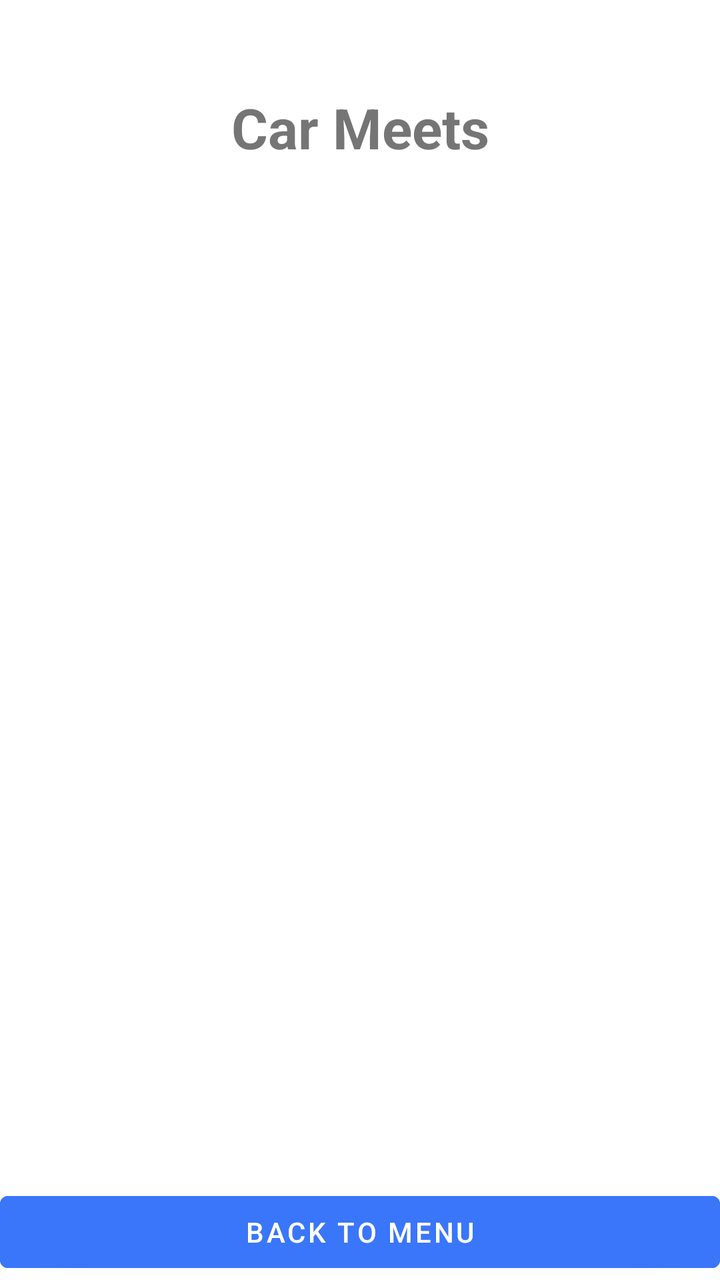
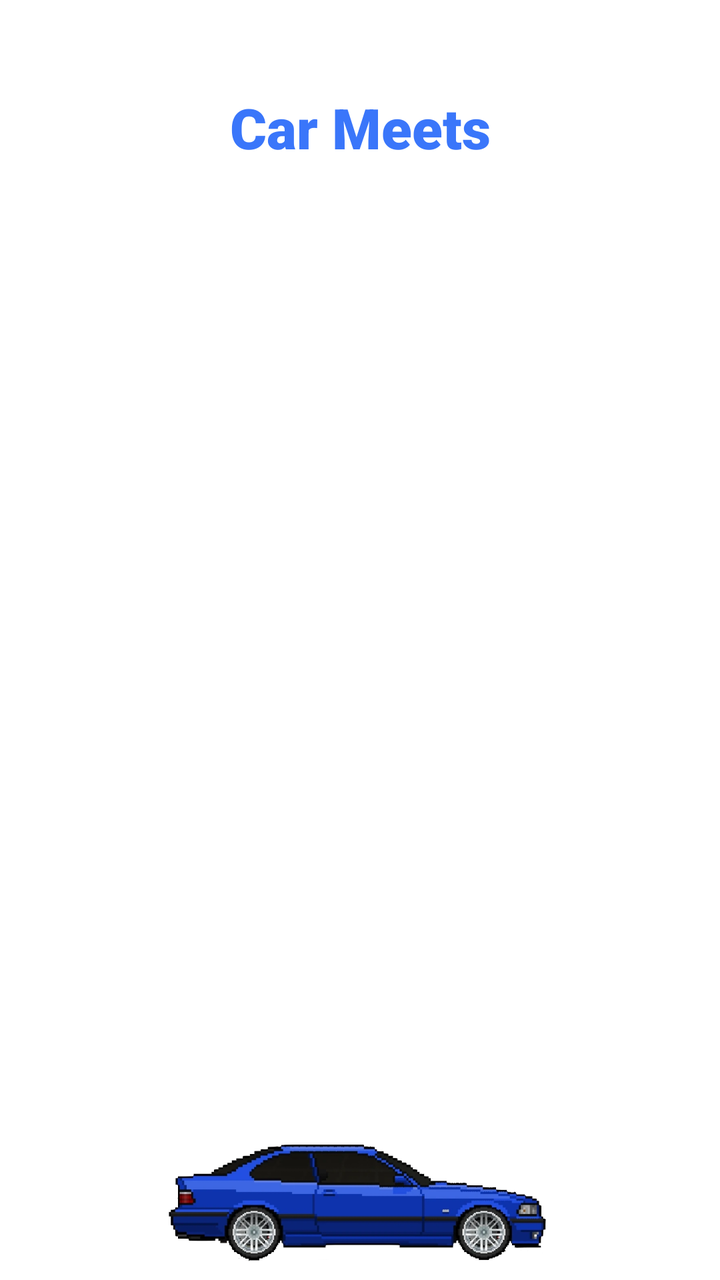

Two renders of the same Android screen: before a commit and after it. Below are the layout's source before the change and the commit's diff.
<!-- AndroidManifest.xml: application theme Theme.CarmeetsAssignment -->
<!-- res/layout/activity_meet_list.xml -->
<?xml version="1.0" encoding="utf-8"?>
<LinearLayout
    xmlns:android="http://schemas.android.com/apk/res/android"
    xmlns:tools="http://schemas.android.com/tools"
    android:id="@+id/main"
    android:layout_width="match_parent"
    android:layout_height="match_parent"
    android:orientation="vertical"
    tools:context=".MeetListActivity">

    <TextView
        android:id="@+id/meetsTitle"
        android:layout_width="match_parent"
        android:layout_height="wrap_content"
        android:padding="45dp"
        android:text="Car Meets"
        android:textAlignment="center"
        android:textSize="28sp"
        android:textStyle="bold" />

    <androidx.recyclerview.widget.RecyclerView
        android:id="@+id/meetsRecyclerView"
        android:layout_width="match_parent"
        android:layout_height="0dp"
        android:layout_weight="1" />

    <Button
        android:id="@+id/returnButton"
        android:layout_width="match_parent"
        android:layout_height="wrap_content"
        android:backgroundTint="#3A76FA"
        android:text="Back to menu" />

</LinearLayout>
<!-- resources referenced by this layout -->
<resources>
  <style name="Theme.CarmeetsAssignment" parent="Theme.MaterialComponents.DayNight.NoActionBar">
  
          
          <item name="colorPrimary">@color/purple_500</item>
          <item name="colorPrimaryVariant">@color/purple_700</item>
          <item name="colorOnPrimary">@color/white</item>
  
          
          <item name="colorSecondary">@color/teal_200</item>
          <item name="colorSecondaryVariant">@color/teal_700</item>
          <item name="colorOnSecondary">@color/black</item>
  
          
          <item name="android:statusBarColor">?attr/colorPrimaryVariant</item>
  
      </style>
  <color name="purple_500">#FF6200EE</color>
  <color name="purple_700">#FF3700B3</color>
  <color name="white">#FFFFFFFF</color>
  <color name="teal_200">#FF03DAC5</color>
  <color name="teal_700">#FF018786</color>
  <color name="black">#FF000000</color>
</resources>

<!-- the commit's change to res/layout/activity_meet_list.xml (unified diff, before → after) -->
@@ -1,6 +1,7 @@
 <?xml version="1.0" encoding="utf-8"?>
 <LinearLayout
     xmlns:android="http://schemas.android.com/apk/res/android"
+    xmlns:app="http://schemas.android.com/apk/res-auto"
     xmlns:tools="http://schemas.android.com/tools"
     android:id="@+id/main"
     android:layout_width="match_parent"
@@ -12,9 +13,11 @@
         android:id="@+id/meetsTitle"
         android:layout_width="match_parent"
         android:layout_height="wrap_content"
+        android:fontFamily="sans-serif-black"
         android:padding="45dp"
         android:text="Car Meets"
         android:textAlignment="center"
+        android:textColor="#3A76FA"
         android:textSize="28sp"
         android:textStyle="bold" />
 
@@ -24,11 +27,16 @@
         android:layout_height="0dp"
         android:layout_weight="1" />
 
-    <Button
+    <ImageView
         android:id="@+id/returnButton"
         android:layout_width="match_parent"
-        android:layout_height="wrap_content"
-        android:backgroundTint="#3A76FA"
-        android:text="Back to menu" />
+        android:layout_height="86dp"
+        android:layout_marginTop="0dp"
+        android:clickable="true"
+        android:contentDescription="Back to menu"
+        android:focusable="true"
+        android:padding="8dp"
+        android:scaleType="fitCenter"
+        android:src="@drawable/e36" />
 
 </LinearLayout>
<!-- resource entries referenced after the edit -->
@@ -1,5 +1,6 @@
 <!-- resources referenced by this layout -->
 <resources>
+  <!-- drawable e36: png bitmap (drawable, 170688 bytes) -->
   <style name="Theme.CarmeetsAssignment" parent="Theme.MaterialComponents.DayNight.NoActionBar">
   
           
